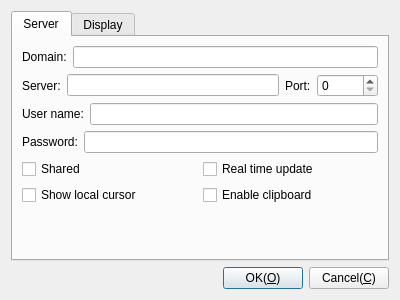
Above: Viewer/Plugins/FreeRdp/DlgSetFreeRdp.ui from KangLin/RabbitRemoteControl before the change. Below: the same form after it.
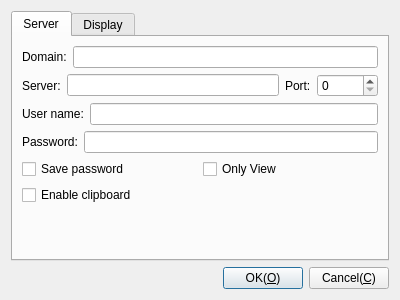
That is the form after the change.

Commit message: FreeRdp: modify settings

What changed in the file:
```diff
--- a/Viewer/Plugins/FreeRdp/DlgSetFreeRdp.ui
+++ b/Viewer/Plugins/FreeRdp/DlgSetFreeRdp.ui
@@ -74,14 +74,14 @@
          <item>
           <widget class="QCheckBox" name="cbShared">
            <property name="text">
-            <string>Shared</string>
+            <string>Save password</string>
            </property>
           </widget>
          </item>
          <item>
           <widget class="QCheckBox" name="cbRealTimeUpdate">
            <property name="text">
-            <string>Real time update</string>
+            <string>Only View</string>
            </property>
           </widget>
          </item>
@@ -113,13 +113,6 @@
        </item>
        <item row="6" column="0">
         <layout class="QHBoxLayout" name="horizontalLayout_8">
-         <item>
-          <widget class="QCheckBox" name="cbLocalCursor">
-           <property name="text">
-            <string>Show local cursor</string>
-           </property>
-          </widget>
-         </item>
          <item>
           <widget class="QCheckBox" name="cbClipboard">
            <property name="text">
```
Left out of the diff: 9 changed lines with no effect on the pictures. The commit also changes 9 other files.
